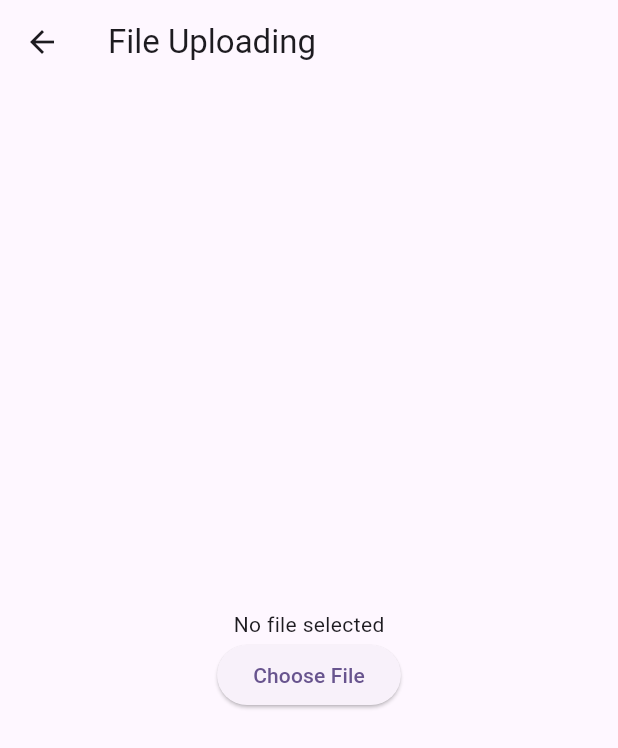
After one commit to aakanksha-bhatta/Api, a Flutter app: the screen it shows after launch, after a tap on the "abc" icon, on a phone screen of 412 x 824 dp. The commit adds this screen. Shown: the top 748 px of the screen. Run offline on Flutter 3.47's test engine with Material 3 defaults, Android fonts, the phone set to English and light mode, and no system bars; our stand-ins replace dio, image_picker; network calls fail.

Commit message:
Learning about file uploading

```diff
--- /dev/null
+++ b/lib/api/file_uploading.dart
@@ -0,0 +1,72 @@
+import 'dart:io';
+
+import 'package:dio/dio.dart';
+import 'package:flutter/material.dart';
+import 'package:image_picker/image_picker.dart';
+
+class FileUploading extends StatefulWidget {
+  const FileUploading({super.key});
+
+  @override
+  State<FileUploading> createState() => _FileUploadingState();
+}
+
+class _FileUploadingState extends State<FileUploading> {
+  File? file; // hold file obj like image...
+  @override
+  Widget build(BuildContext context) {
+    return Scaffold(
+      appBar: AppBar(title: const Text('File Uploading')),
+      body: Center(
+        child: Column(
+          mainAxisAlignment: MainAxisAlignment.center,
+          children: [
+            if (file != null) ...[
+              // if file is not null then show image and upload button
+              Image.file(file!),
+              ElevatedButton(
+                onPressed: () async {
+                  final dio = Dio(); // create dio instance
+                  // we need to create form data to send file to server
+                  // multipart file is used to send file to server.
+                  final form = FormData.fromMap({
+                    "file": await MultipartFile.fromFile(file!.path),
+                  });
+                  final response = await dio.post(
+                    'https://jsonplaceholder.typicode.com/posts',
+                    data: form, // send data to server
+                    // here, we can track the progress of file uploading using onSendProgress
+                    onSendProgress: (count, total) {
+                      print("${(count / total) * 100} %");
+                    },
+                  );
+                  print("Successfully upload : $response");
+                },
+                child: const Text('Upload File'),
+              ),
+            ] else ...[
+              const Text('No file selected'),
+            ],
+            ElevatedButton(
+              // image is picked  from camera
+              onPressed: () async {
+                final picker = ImagePicker();
+                final result = await picker.pickImage(
+                  source: ImageSource.camera, // img store in Xfile object
+                );
+                if (result != null) {
+                  setState(() {
+                    file = File(
+                      result.path,
+                    ); // convert XFile to File to access path
+                  });
+                }
+              },
+              child: const Text('Choose File'),
+            ),
+          ],
+        ),
+      ),
+    );
+  }
+}
--- a/lib/homepage.dart
+++ b/lib/homepage.dart
@@ -1,4 +1,5 @@
 import 'package:api/api/api_client.dart';
+import 'package:api/api/file_uploading.dart';
 import 'package:dio/dio.dart';
 import 'package:flutter/material.dart';
 
@@ -329,6 +330,18 @@ class _MyHomePageState extends State<MyHomePage> {
           //   tooltip: 'Create New Post',
           //   backgroundColor: Colors.blue,
           // ),
+          FloatingActionButton(
+            heroTag: null,
+            onPressed: () {
+              Navigator.push(
+                context,
+                MaterialPageRoute(builder: (context) => FileUploading()),
+              );
+            },
+            tooltip: 'Create New Post',
+            backgroundColor: Colors.blue,
+            child: const Icon(Icons.abc, color: Colors.white),
+          ),
         ],
       ),
     );
--- a/pubspec.yaml
+++ b/pubspec.yaml
@@ -35,6 +35,7 @@ dependencies:
   # Use with the CupertinoIcons class for iOS style icons.
   cupertino_icons: ^1.0.8
   dio: ^5.9.0
+  image_picker: ^1.2.0
 
 dev_dependencies:
   flutter_test:
```
Also changed, not shown: pubspec.lock, 5 other files.
